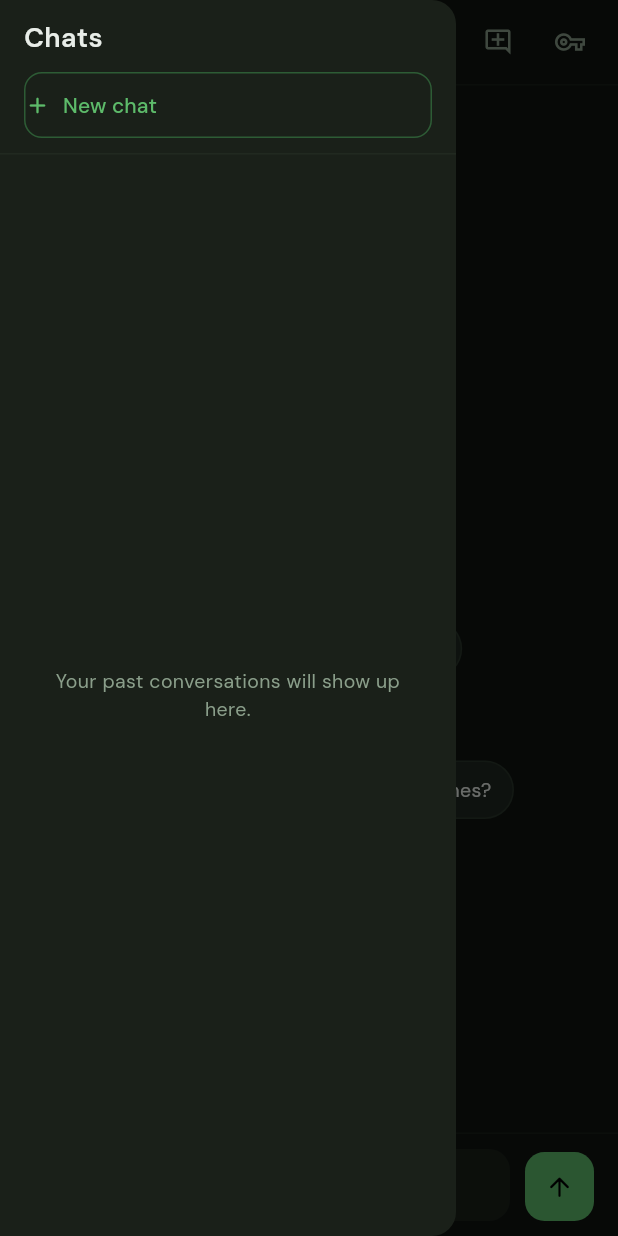
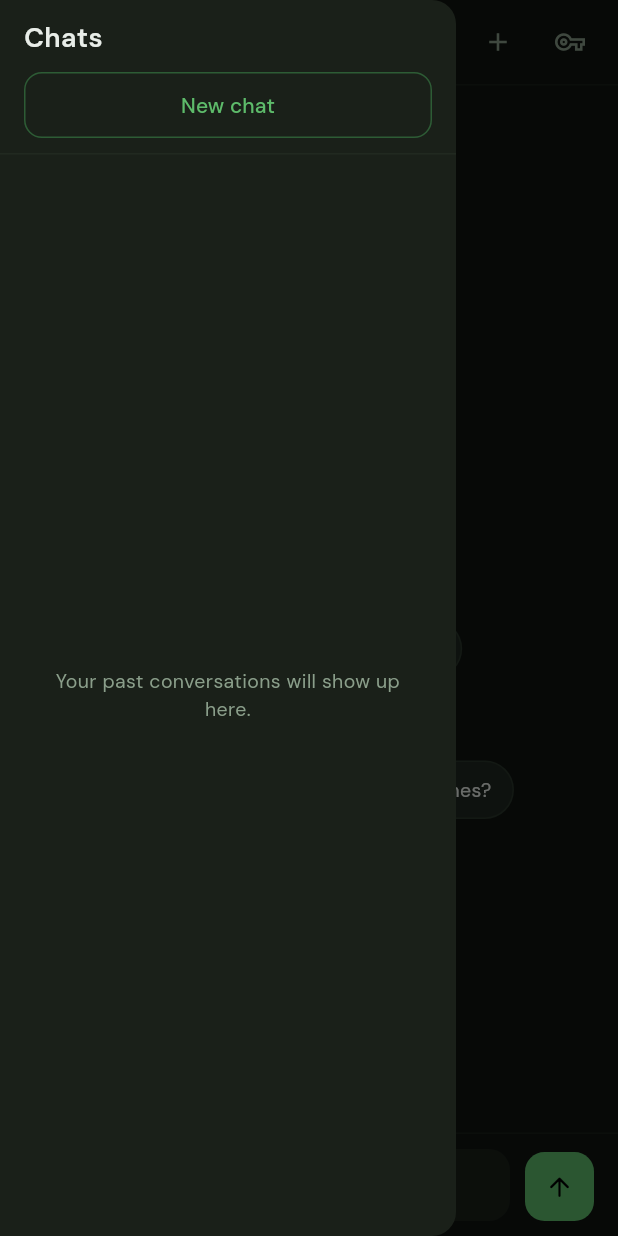
Before and after one commit to SriramBalasubramaniyan/Askbase-Gem, a Flutter app: the ChatScreen screen opened directly, with the side drawer open, on a phone screen of 412 x 824 dp. Run offline on Flutter 3.47's test engine with Material 3 defaults, Android fonts, the phone set to English and light mode, and no system bars; our stand-ins replace flutter_markdown, google_fonts, shared_preferences, sqflite; accounts and stored records are empty.

Commit message:
ui changes done

```diff
--- a/lib/ui/screens/chat_screen.dart
+++ b/lib/ui/screens/chat_screen.dart
@@ -131,7 +131,7 @@ class _ChatScreenState extends State<ChatScreen> {
       ),
       actions: [
         IconButton(
-          icon: const Icon(Icons.add_comment_outlined, size: 20),
+          icon: const Icon(Icons.add, size: 20),
           color: AppColors.textSecondary,
           tooltip: 'New chat',
           onPressed: state.isProcessing ? null : () => state.createNewChat(),
--- a/lib/ui/widgets/chat_history_drawer.dart
+++ b/lib/ui/widgets/chat_history_drawer.dart
@@ -38,11 +38,10 @@ class ChatHistoryDrawer extends StatelessWidget {
                   state.createNewChat();
                   Navigator.of(context).pop();
                 },
-                icon: const Icon(Icons.add_rounded, size: 18),
-                label: const Text('New chat'),
+                label: const Center(child: Text('New chat')),
                 style: OutlinedButton.styleFrom(
                   foregroundColor: AppColors.accent,
-                  side: BorderSide(color: AppColors.accentDim),
+                  side: const BorderSide(color: AppColors.accentDim),
                   padding: const EdgeInsets.symmetric(vertical: 12),
                   shape: RoundedRectangleBorder(
                     borderRadius: BorderRadius.circular(12),
```
Also changed, not shown: pubspec.lock.
